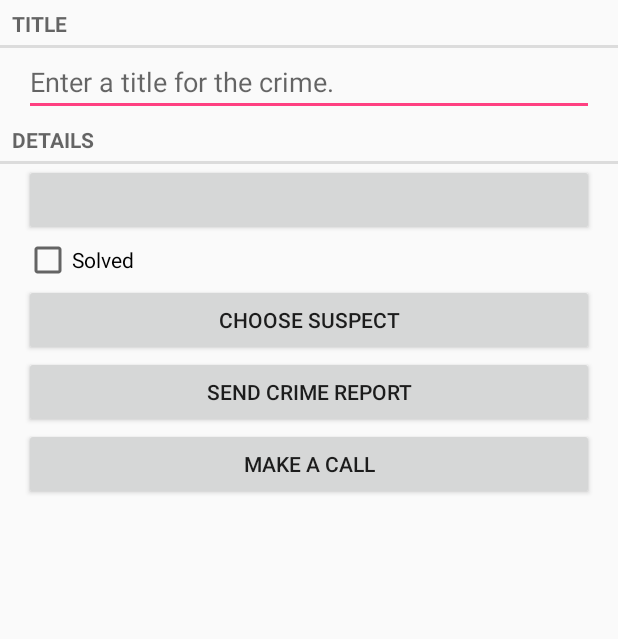
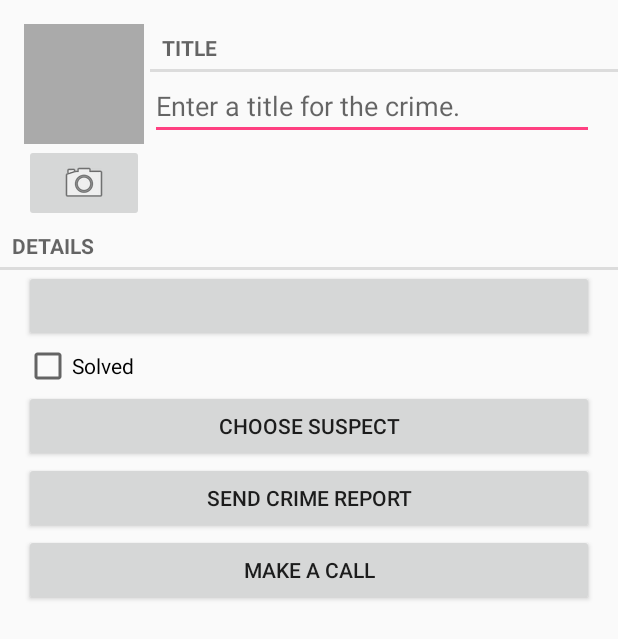
Before and after one commit to 250mon/CriminalIntent, an Android app: the layout fragment_crime.xml on its own in the app's theme, with its tools: preview values and no code run, on a phone screen of 412 x 824 dp. Shown: the top 639 px of the screen. Run offline under Robolectric (Android 15) with nearby library versions, the phone set to English and light mode, and no system bars.

```diff
--- a/app/src/main/res/layout-land/fragment_crime.xml
+++ b/app/src/main/res/layout-land/fragment_crime.xml
@@ -6,19 +6,8 @@
     android:layout_marginRight="16dp"
     android:orientation="vertical">
 
-    <TextView
-        style="?android:listSeparatorTextViewStyle"
-        android:layout_width="match_parent"
-        android:layout_height="wrap_content"
-        android:text="@string/crime_title_label" />
-
-    <EditText
-        android:id="@+id/crime_title"
-        android:layout_width="match_parent"
-        android:layout_height="wrap_content"
-        android:layout_marginLeft="16dp"
-        android:layout_marginRight="16dp"
-        android:hint="@string/crime_title_hint" />
+    <include
+        layout="@layout/view_camera_and_title"/>
 
     <TextView
         style="?android:listSeparatorTextViewStyle"
--- a/app/src/main/res/layout/fragment_crime.xml
+++ b/app/src/main/res/layout/fragment_crime.xml
@@ -1,21 +1,11 @@
-<?xml version="1.0" encoding="utf-8"?>
+<?xml version="2.0" encoding="utf-8"?>
 <LinearLayout xmlns:android="http://schemas.android.com/apk/res/android"
     android:orientation="vertical"
     android:layout_width="match_parent"
     android:layout_height="match_parent">
 
-    <TextView
-        android:layout_width="match_parent"
-        android:layout_height="wrap_content"
-        android:text="@string/crime_title_label"
-        style="?android:listSeparatorTextViewStyle"/>
-
-    <EditText android:id="@+id/crime_title"
-        android:layout_width="match_parent"
-        android:layout_height="wrap_content"
-        android:layout_marginLeft="16dp"
-        android:layout_marginRight="16dp"
-        android:hint="@string/crime_title_hint"/>
+    <include
+        layout="@layout/view_camera_and_title"/>
 
     <TextView
         android:layout_width="match_parent"
--- /dev/null
+++ b/app/src/main/res/layout/view_camera_and_title.xml
@@ -0,0 +1,49 @@
+<?xml version="1.0" encoding="utf-8"?>
+<LinearLayout xmlns:android="http://schemas.android.com/apk/res/android"
+    android:layout_width="match_parent"
+    android:layout_height="wrap_content"
+    android:layout_marginLeft="16dp"
+    android:layout_marginTop="16dp">
+
+    <LinearLayout
+        android:layout_width="wrap_content"
+        android:layout_height="wrap_content"
+        android:orientation="vertical"
+        android:layout_marginRight="4dp">
+
+        <ImageView
+            android:id="@+id/crime_photo"
+            android:layout_width="80dp"
+            android:layout_height="80dp"
+            android:scaleType="centerInside"
+            android:background="@android:color/darker_gray"
+            android:cropToPadding="true"/>
+
+        <ImageButton
+            android:id="@+id/crime_camera"
+            android:layout_width="match_parent"
+            android:layout_height="wrap_content"
+            android:src="@android:drawable/ic_menu_camera"/>
+    </LinearLayout>
+
+    <LinearLayout
+        android:layout_width="wrap_content"
+        android:layout_height="wrap_content"
+        android:orientation="vertical"
+        android:layout_weight="1">
+
+        <TextView
+            android:layout_width="match_parent"
+            android:layout_height="wrap_content"
+            android:text="@string/crime_title_label"
+            style="?android:listSeparatorTextViewStyle"/>
+
+        <EditText
+            android:layout_width="match_parent"
+            android:layout_height="wrap_content"
+            android:id="@+id/crime_title"
+            android:layout_marginRight="16dp"
+            android:hint="@string/crime_title_hint"/>
+
+    </LinearLayout>
+</LinearLayout>
--- /dev/null
+++ b/app/src/main/res/xml/file_paths.xml
@@ -0,0 +1,4 @@
+<?xml version="1.0" encoding="utf-8"?>
+<paths xmlns:android="http://schemas.android.com/apk/res/android">
+    <external-path name="external_files" path="."/>
+</paths>
```
Also changed, not shown: app/src/main/AndroidManifest.xml (+12 -0 lines), app/src/main/java/com/sjy/android/criminalintent/Crime.java (+12 -12 lines), app/src/main/java/com/sjy/android/criminalintent/CrimeFragment.java (+69 -14 lines), app/src/main/java/com/sjy/android/criminalintent/CrimeLab.java (+13 -0 lines), app/src/main/java/com/sjy/android/criminalintent/DatePickerFragment.java (+15 -6 lines), app/src/main/java/com/sjy/android/criminalintent/PictureUtils.java (added, +48 -0 lines), app/src/main/java/com/sjy/android/criminalintent/database/CrimeCursorWrapper.java (+13 -2 lines).
